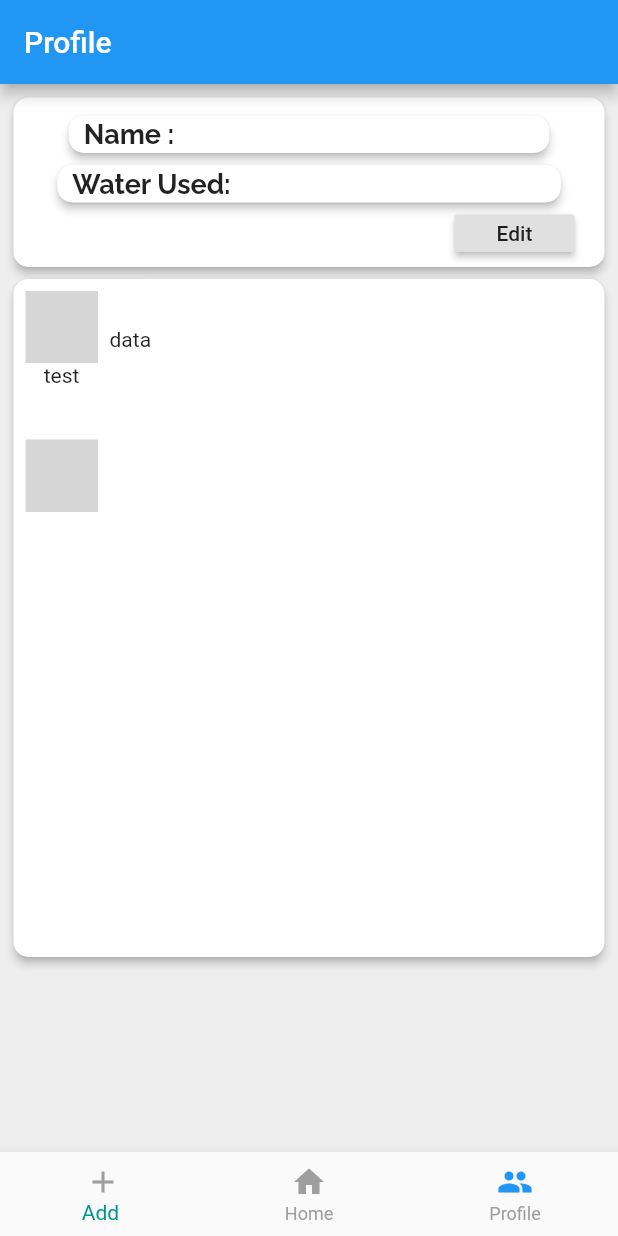
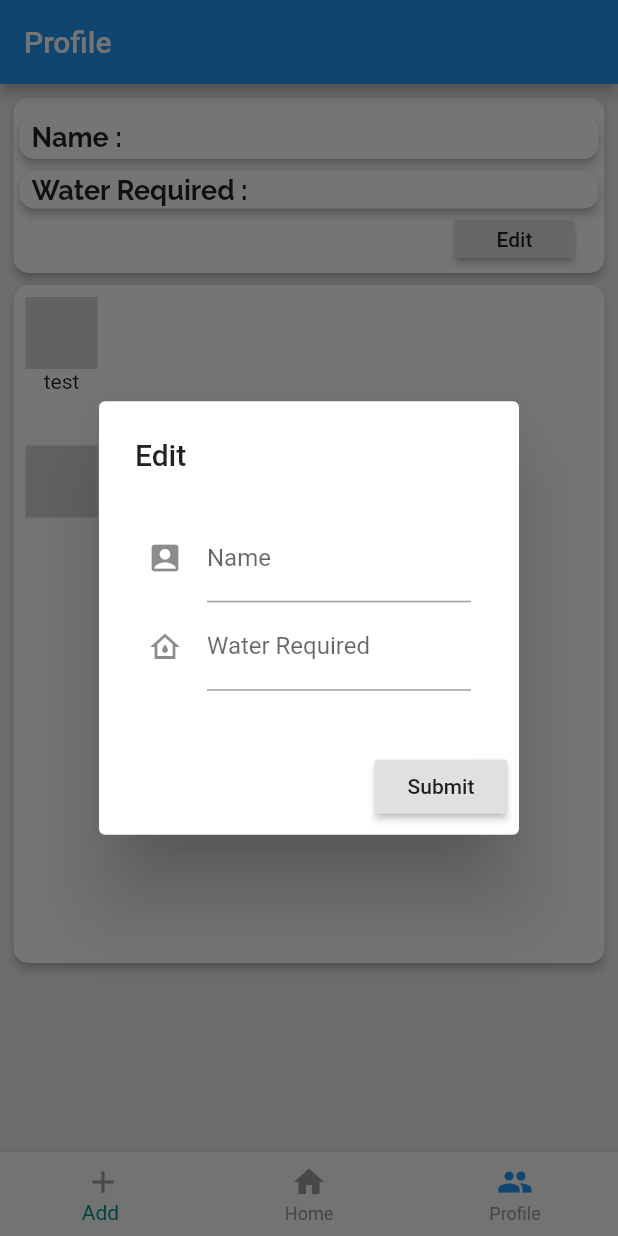
Before and after one commit to smackable/DropPlus, a Flutter app: the screen it shows after launch, item 3 of the bottom bar chosen, after a tap on "Edit", on a phone screen of 412 x 824 dp. Run offline on Flutter 3.47's test engine with Material 2 defaults, Android fonts, the phone set to English and light mode, and no system bars; our stand-ins replace cloud_firestore, firebase_auth, firebase_core; missing offline and left inert: flutter_gauge; accounts and stored records are empty; grey boxes are pictures that could not be loaded.

Commit message:
pop up editor

```diff
--- a/lib/Pages/profile_page.dart
+++ b/lib/Pages/profile_page.dart
@@ -35,15 +35,13 @@ class _ProfilePageState extends State<ProfilePage> {
                     children: [
                       Card(
                         //Name Card
-                        child: Padding(
-                          padding: EdgeInsets.only(
-                            top: 2,
-                            bottom: 2,
-                            right: 250,
-                            left: 10,
-                          ),
+                        child: Row(
+                          children: [
+                            Padding(
+                              padding: const EdgeInsets.only(
+                                  top: 4, bottom: 4, left: 8, right: 8),
                               child: Text(
-                            "Name :",
+                                "Name : ",
                                 textAlign: TextAlign.left,
                                 style: TextStyle(
                                   fontFamily: 'Raleway',
@@ -52,6 +50,8 @@ class _ProfilePageState extends State<ProfilePage> {
                                 ),
                               ),
                             ),
+                          ],
+                        ),
                         elevation: 2.5,
                         shape: RoundedRectangleBorder(
                           borderRadius: BorderRadius.circular(10),
@@ -59,21 +59,21 @@ class _ProfilePageState extends State<ProfilePage> {
                       ),
                       Card(
                         //Water used Card
-                        child: Padding(
-                          padding: EdgeInsets.only(
-                            top: 2,
-                            bottom: 2,
-                            right: 220,
-                            left: 10,
-                          ),
+                        child: Row(
+                          children: [
+                            Padding(
+                              padding: const EdgeInsets.only(
+                                  top: 2, bottom: 2, left: 8, right: 8),
                               child: Text(
-                            "Water Used:",
+                                "Water Required : ",
                                 style: TextStyle(
                                   fontFamily: 'Raleway',
                                   fontWeight: FontWeight.bold,
                                   fontSize: 18.0,
                                 ),
                               ),
+                            ),
+                          ],
                         ),
                         elevation: 2.5,
                         shape: RoundedRectangleBorder(
@@ -89,7 +89,47 @@ class _ProfilePageState extends State<ProfilePage> {
                             width: 80,
                             height: 25,
                             child: RaisedButton(
-                              onPressed: () => {},
+                              onPressed: () => {
+                                showDialog(
+                                    context: context,
+                                    barrierDismissible: false,
+                                    builder: (BuildContext context) {
+                                      return AlertDialog(
+                                        scrollable: true,
+                                        title: Text('Edit'),
+                                        content: Padding(
+                                          padding: const EdgeInsets.all(8.0),
+                                          child: Form(
+                                            child: Column(
+                                              children: <Widget>[
+                                                TextFormField(
+                                                  decoration: InputDecoration(
+                                                    labelText: 'Name',
+                                                    icon:
+                                                        Icon(Icons.account_box),
+                                                  ),
+                                                ),
+                                                TextFormField(
+                                                  decoration: InputDecoration(
+                                                    labelText: 'Water Required',
+                                                    icon: Icon(
+                                                      Icons
+                                                          .water_damage_outlined,
+                                                    ),
+                                                  ),
+                                                ),
+                                              ],
+                                            ),
+                                          ),
+                                        ),
+                                        actions: [
+                                          RaisedButton(
+                                              child: Text("Submit"),
+                                              onPressed: () {})
+                                        ],
+                                      );
+                                    }),
+                              },
                               child: Text('Edit'),
                             ),
                           ),
@@ -129,15 +169,11 @@ class _ProfilePageState extends State<ProfilePage> {
                                         fontSize: 25),
                                     counterAlign: CounterAlign.center,
                                     isDecimal: false),
-                                Container(child: Text('test')),
+                                Container(
+                                  child: Text('test'),
+                                ),
                               ],
                             ),
-                            Padding(
-                              padding: const EdgeInsets.all(8.0),
-                              child: Container(
-                                child: Text('data'),
-                              ),
-                            )
                           ],
                         ),
                         Row(
--- a/lib/main.dart
+++ b/lib/main.dart
@@ -1,8 +1,12 @@
 import 'package:flutter/material.dart';
 import 'Pages/home_screen.dart';
 import 'package:flutter/services.dart';
+import 'package:cloud_firestore/cloud_firestore.dart';
+import 'package:firebase_core/firebase_core.dart';
 
-void main() {
+void main() async {
+  WidgetsFlutterBinding.ensureInitialized();
+  await Firebase.initializeApp();
   runApp(MyApp());
 }
 
--- a/pubspec.yaml
+++ b/pubspec.yaml
@@ -31,6 +31,7 @@ dependencies:
   cupertino_icons: ^0.1.3
   firebase_auth: ^0.18.1+2
   cloud_firestore: ^0.14.1+3
+  firebase_core: "^0.5.0"
 
   flutter_gauge: ^1.0.8
 
```
Also changed, not shown: pubspec.lock. Lines whose indentation alone changed are shown as unchanged.
